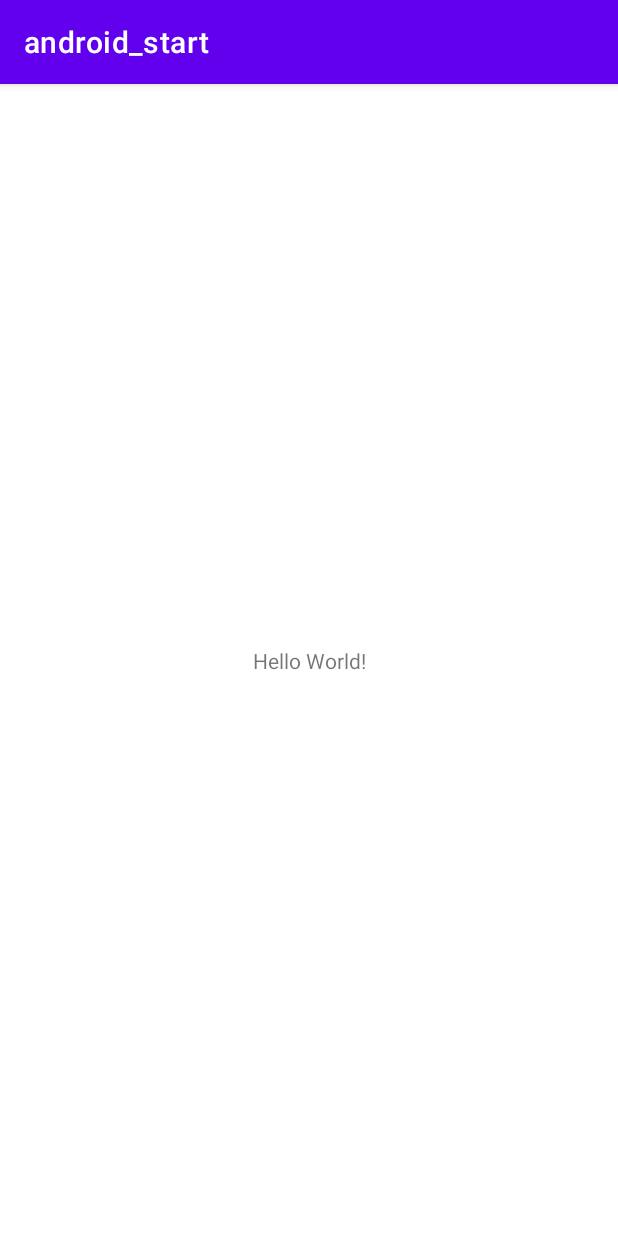
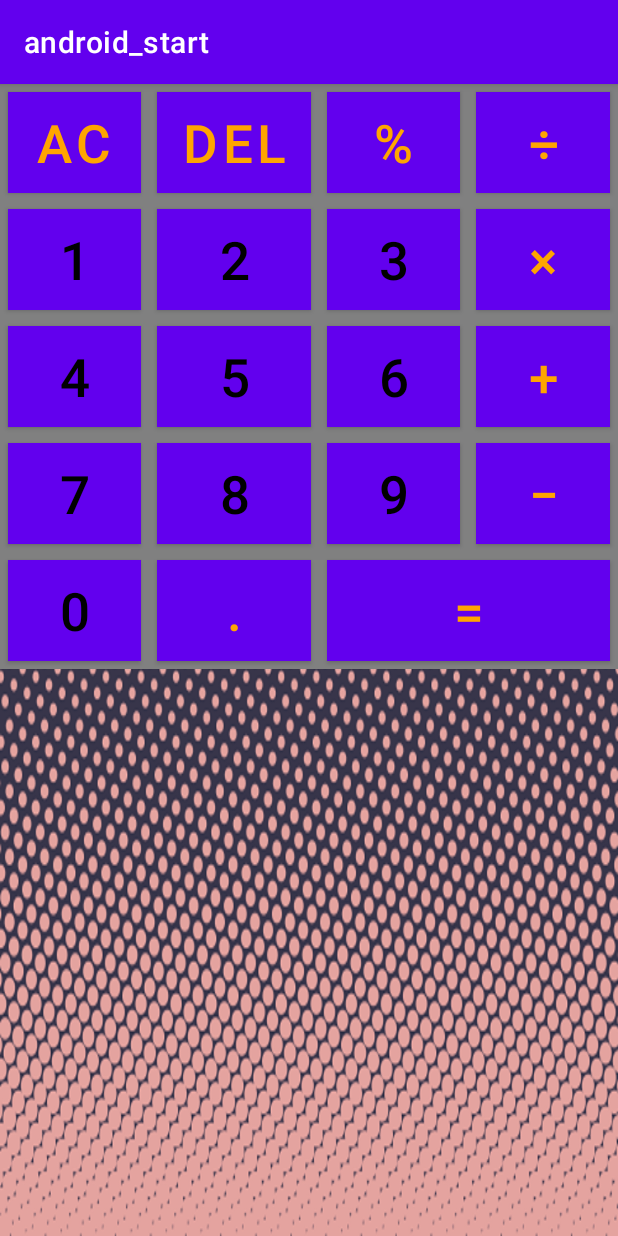
Before and after one commit to anton-tchaikovsky/android_base, an Android app: the screen it shows after launch (MainActivity), on a phone screen of 412 x 824 dp. Run offline under Robolectric (Android 15) with nearby library versions, the phone set to English and light mode, and no system bars.

Commit message:
ДЗ 2 пункты 1-3.

```diff
--- /dev/null
+++ b/app/src/main/res/layout/activity_grid.xml
@@ -0,0 +1,256 @@
+<?xml version="1.0" encoding="utf-8"?>
+<GridLayout xmlns:android="http://schemas.android.com/apk/res/android"
+    android:layout_width="match_parent"
+    android:layout_height="wrap_content"
+    android:background="@color/grey">
+
+    <Button
+        android:id="@+id/button_clean"
+        android:layout_width="wrap_content"
+        android:layout_height="wrap_content"
+        android:layout_row="0"
+        android:layout_column="0"
+        android:layout_columnWeight="1"
+        android:layout_margin="5dp"
+        android:background="@color/white"
+        android:text="@string/_clean"
+        android:textColor="@color/orange"
+        android:textSize="@dimen/button_text" />
+
+    <Button
+        android:id="@+id/button_delete"
+        android:layout_width="wrap_content"
+        android:layout_height="wrap_content"
+        android:layout_row="0"
+        android:layout_column="1"
+        android:layout_columnWeight="1"
+        android:layout_margin="5dp"
+        android:background="@color/white"
+        android:text="@string/_delete"
+        android:textColor="@color/orange"
+        android:textSize="@dimen/button_text" />
+
+    <Button
+        android:id="@+id/button_percent"
+        android:layout_width="wrap_content"
+        android:layout_height="wrap_content"
+        android:layout_row="0"
+        android:layout_column="2"
+        android:layout_columnWeight="1"
+        android:layout_margin="5dp"
+        android:background="@color/white"
+        android:text="@string/_percent"
+        android:textColor="@color/orange"
+        android:textSize="@dimen/button_text" />
+
+    <Button
+        android:id="@+id/button_divide"
+        android:layout_width="wrap_content"
+        android:layout_height="wrap_content"
+        android:layout_row="0"
+        android:layout_column="3"
+        android:layout_columnWeight="1"
+        android:layout_margin="5dp"
+        android:background="@color/white"
+        android:text="@string/_divide"
+        android:textColor="@color/orange"
+        android:textSize="@dimen/button_text" />
+
+    <Button
+        android:id="@+id/button_1"
+        android:layout_width="wrap_content"
+        android:layout_height="wrap_content"
+        android:layout_row="1"
+        android:layout_column="0"
+        android:layout_columnWeight="1"
+        android:layout_margin="5dp"
+        android:background="@color/white"
+        android:text="@string/_1"
+        android:textColor="@color/black"
+        android:textSize="@dimen/button_text" />
+
+    <Button
+        android:id="@+id/button_2"
+        android:layout_width="wrap_content"
+        android:layout_height="wrap_content"
+        android:layout_row="1"
+        android:layout_column="1"
+        android:layout_columnWeight="1"
+        android:layout_margin="5dp"
+        android:background="@color/white"
+        android:text="@string/_2"
+        android:textColor="@color/black"
+        android:textSize="@dimen/button_text" />
+
+    <Button
+        android:id="@+id/button_3"
+        android:layout_width="wrap_content"
+        android:layout_height="wrap_content"
+        android:layout_row="1"
+        android:layout_column="2"
+        android:layout_columnWeight="1"
+        android:layout_margin="5dp"
+        android:background="@color/white"
+        android:text="@string/_3"
+        android:textColor="@color/black"
+        android:textSize="@dimen/button_text" />
+
+    <Button
+        android:id="@+id/button_multiplication"
+        android:layout_width="wrap_content"
+        android:layout_height="wrap_content"
+        android:layout_row="1"
+        android:layout_column="3"
+        android:layout_columnWeight="1"
+        android:layout_margin="5dp"
+        android:background="@color/white"
+        android:text="@string/_multiplication"
+        android:textColor="@color/orange"
+        android:textSize="@dimen/button_text" />
+
+    <Button
+        android:id="@+id/button_4"
+        android:layout_width="wrap_content"
+        android:layout_height="wrap_content"
+        android:layout_row="2"
+        android:layout_column="0"
+        android:layout_columnWeight="1"
+        android:layout_margin="5dp"
+        android:background="@color/white"
+        android:text="@string/_4"
+        android:textColor="@color/black"
+        android:textSize="@dimen/button_text" />
+
+    <Button
+        android:id="@+id/button_5"
+        android:layout_width="wrap_content"
+        android:layout_height="wrap_content"
+        android:layout_row="2"
+        android:layout_column="1"
+        android:layout_columnWeight="1"
+        android:layout_margin="5dp"
+        android:background="@color/white"
+        android:text="@string/_5"
+        android:textColor="@color/black"
+        android:textSize="@dimen/button_text" />
+
+    <Button
+        android:id="@+id/button_6"
+        android:layout_width="wrap_content"
+        android:layout_height="wrap_content"
+        android:layout_row="2"
+        android:layout_column="2"
+        android:layout_columnWeight="1"
+        android:layout_margin="5dp"
+        android:background="@color/white"
+        android:text="@string/_6"
+        android:textColor="@color/black"
+        android:textSize="@dimen/button_text" />
+
+    <Button
+        android:id="@+id/button_addition"
+        android:layout_width="wrap_content"
+        android:layout_height="wrap_content"
+        android:layout_row="2"
+        android:layout_column="3"
+        android:layout_columnWeight="1"
+        android:layout_margin="5dp"
+        android:background="@color/white"
+        android:text="@string/_addition"
+        android:textColor="@color/orange"
+        android:textSize="@dimen/button_text" />
+
+    <Button
+        android:id="@+id/button_7"
+        android:layout_width="wrap_content"
+        android:layout_height="wrap_content"
+        android:layout_row="3"
+        android:layout_column="0"
+        android:layout_columnWeight="1"
+        android:layout_margin="5dp"
+        android:background="@color/white"
+        android:text="@string/_7"
+        android:textColor="@color/black"
+        android:textSize="@dimen/button_text" />
+
+    <Button
+        android:id="@+id/button_8"
+        android:layout_width="wrap_content"
+        android:layout_height="wrap_content"
+        android:layout_row="3"
+        android:layout_column="1"
+        android:layout_columnWeight="1"
+        android:layout_margin="5dp"
+        android:background="@color/white"
+        android:text="@string/_8"
+        android:textColor="@color/black"
+        android:textSize="@dimen/button_text" />
+
+    <Button
+        android:id="@+id/button_9"
+        android:layout_width="wrap_content"
+        android:layout_height="wrap_content"
+        android:layout_row="3"
+        android:layout_column="2"
+        android:layout_columnWeight="1"
+        android:layout_margin="5dp"
+        android:background="@color/white"
+        android:text="@string/_9"
+        android:textColor="@color/black"
+        android:textSize="@dimen/button_text" />
+
+    <Button
+        android:id="@+id/button_subtract"
+        android:layout_width="wrap_content"
+        android:layout_height="wrap_content"
+        android:layout_row="3"
+        android:layout_column="3"
+        android:layout_columnWeight="1"
+        android:layout_margin="5dp"
+        android:background="@color/white"
+        android:text="@string/_subtract"
+        android:textColor="@color/orange"
+        android:textSize="@dimen/button_text" />
+
+    <Button
+        android:id="@+id/button_0"
+        android:layout_width="wrap_content"
+        android:layout_height="wrap_content"
+        android:layout_row="4"
+        android:layout_column="0"
+        android:layout_columnWeight="1"
+        android:layout_margin="5dp"
+        android:background="@color/white"
+        android:text="@string/_0"
+        android:textColor="@color/black"
+        android:textSize="@dimen/button_text" />
+
+    <Button
+        android:id="@+id/button_point"
+        android:layout_width="wrap_content"
+        android:layout_height="wrap_content"
+        android:layout_row="4"
+        android:layout_column="1"
+        android:layout_columnWeight="1"
+        android:layout_margin="5dp"
+        android:background="@color/white"
+        android:text="@string/point"
+        android:textColor="@color/orange"
+        android:textSize="@dimen/button_text" />
+
+    <Button
+        android:id="@+id/button_equals"
+        android:layout_width="0dp"
+        android:layout_height="wrap_content"
+        android:layout_row="4"
+        android:layout_column="2"
+        android:layout_columnSpan="2"
+        android:layout_columnWeight="1"
+        android:layout_gravity="fill_horizontal"
+        android:layout_margin="5dp"
+        android:background="@color/white"
+        android:text="@string/equals"
+        android:textColor="@color/orange"
+        android:textSize="@dimen/button_text" />
+
+</GridLayout>
--- a/app/src/main/res/layout/activity_main.xml
+++ b/app/src/main/res/layout/activity_main.xml
@@ -1,18 +1,14 @@
 <?xml version="1.0" encoding="utf-8"?>
-<androidx.constraintlayout.widget.ConstraintLayout xmlns:android="http://schemas.android.com/apk/res/android"
-    xmlns:app="http://schemas.android.com/apk/res-auto"
+<LinearLayout xmlns:android="http://schemas.android.com/apk/res/android"
     xmlns:tools="http://schemas.android.com/tools"
     android:layout_width="match_parent"
     android:layout_height="match_parent"
-    tools:context=".MainActivity">
+    android:orientation="vertical"
+    tools:context=".MainActivity"
+    android:background="@drawable/fon">
 
-    <TextView
-        android:layout_width="wrap_content"
-        android:layout_height="wrap_content"
-        android:text="Hello World!"
-        app:layout_constraintBottom_toBottomOf="parent"
-        app:layout_constraintEnd_toEndOf="parent"
-        app:layout_constraintStart_toStartOf="parent"
-        app:layout_constraintTop_toTopOf="parent" />
 
-</androidx.constraintlayout.widget.ConstraintLayout>
+    <include
+        layout="@layout/activity_grid"
+        />
+</LinearLayout>
--- a/app/src/main/res/values/colors.xml
+++ b/app/src/main/res/values/colors.xml
@@ -7,4 +7,6 @@
     <color name="teal_700">#FF018786</color>
     <color name="black">#FF000000</color>
     <color name="white">#FFFFFFFF</color>
+    <color name="orange">#FFA500</color>
+    <color name="grey">#808080</color>
 </resources>
--- /dev/null
+++ b/app/src/main/res/values/dimens.xml
@@ -0,0 +1,4 @@
+<?xml version="1.0" encoding="utf-8"?>
+<resources>
+    <dimen name="button_text">35sp</dimen>
+</resources>
--- a/app/src/main/res/values/strings.xml
+++ b/app/src/main/res/values/strings.xml
@@ -1,3 +1,22 @@
 <resources>
     <string name="app_name">android_start</string>
+    <string name="_1">1</string>
+    <string name="_2">2</string>
+    <string name="_3">3</string>
+    <string name="_4">4</string>
+    <string name="_5">5</string>
+    <string name="_6">6</string>
+    <string name="_7">7</string>
+    <string name="_8">8</string>
+    <string name="_9">9</string>
+    <string name="_0">0</string>
+    <string name="point">.</string>
+    <string name="_clean">AC</string>
+    <string name="_delete">del</string>
+    <string name="_percent">%</string>
+    <string name="_divide">&#247;</string>
+    <string name="_multiplication">&#215;</string>
+    <string name="_addition">+</string>
+    <string name="_subtract">&#8722;</string>
+    <string name="equals">=</string>
 </resources>
```
Also changed, not shown: app/src/main/res/drawable/fon.png (added).
